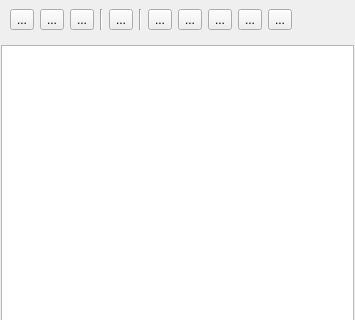
This is sources/lusan/view/common/ui/NaviFileSystem.ui in aregtech/areg-sdk-tools as Qt 5 draws it before an edit; both pictures show x 0 to 355 and y 0 to 320 of the 355 by 621 pixel window. The edited form follows.
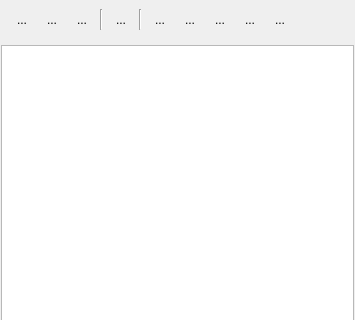
This is the edited form. Icons and pictures are not drawn.

Commit message: Implemented show computer file system.

The edit to the form file:
```diff
--- a/sources/lusan/view/common/ui/NaviFileSystem.ui
+++ b/sources/lusan/view/common/ui/NaviFileSystem.ui
@@ -52,6 +52,9 @@
          <property name="icon">
           <iconset theme="view-refresh"/>
          </property>
+         <property name="autoRaise">
+          <bool>true</bool>
+         </property>
         </widget>
        </item>
        <item>
@@ -65,6 +68,9 @@
          <property name="checkable">
           <bool>true</bool>
          </property>
+         <property name="autoRaise">
+          <bool>true</bool>
+         </property>
         </widget>
        </item>
        <item>
@@ -75,6 +81,9 @@
          <property name="icon">
           <iconset theme="QIcon::ThemeIcon::ListRemove"/>
          </property>
+         <property name="autoRaise">
+          <bool>true</bool>
+         </property>
         </widget>
        </item>
        <item>
@@ -92,6 +101,12 @@
          <property name="icon">
           <iconset theme="computer"/>
          </property>
+         <property name="checkable">
+          <bool>true</bool>
+         </property>
+         <property name="autoRaise">
+          <bool>true</bool>
+         </property>
         </widget>
        </item>
        <item>
@@ -109,6 +124,9 @@
          <property name="icon">
           <iconset theme="document-open"/>
          </property>
+         <property name="autoRaise">
+          <bool>true</bool>
+         </property>
         </widget>
        </item>
        <item>
@@ -119,6 +137,9 @@
          <property name="icon">
           <iconset theme="folder-new"/>
          </property>
+         <property name="autoRaise">
+          <bool>true</bool>
+         </property>
         </widget>
        </item>
        <item>
@@ -129,6 +150,9 @@
          <property name="icon">
           <iconset theme="document-new"/>
          </property>
+         <property name="autoRaise">
+          <bool>true</bool>
+         </property>
         </widget>
        </item>
        <item>
@@ -139,6 +163,9 @@
          <property name="icon">
           <iconset theme="mail-message-new"/>
          </property>
+         <property name="autoRaise">
+          <bool>true</bool>
+         </property>
         </widget>
        </item>
        <item>
@@ -149,6 +176,9 @@
          <property name="icon">
           <iconset theme="user-trash"/>
          </property>
+         <property name="autoRaise">
+          <bool>true</bool>
+         </property>
         </widget>
        </item>
       </layout>
```
The commit also changes 7 other files.
